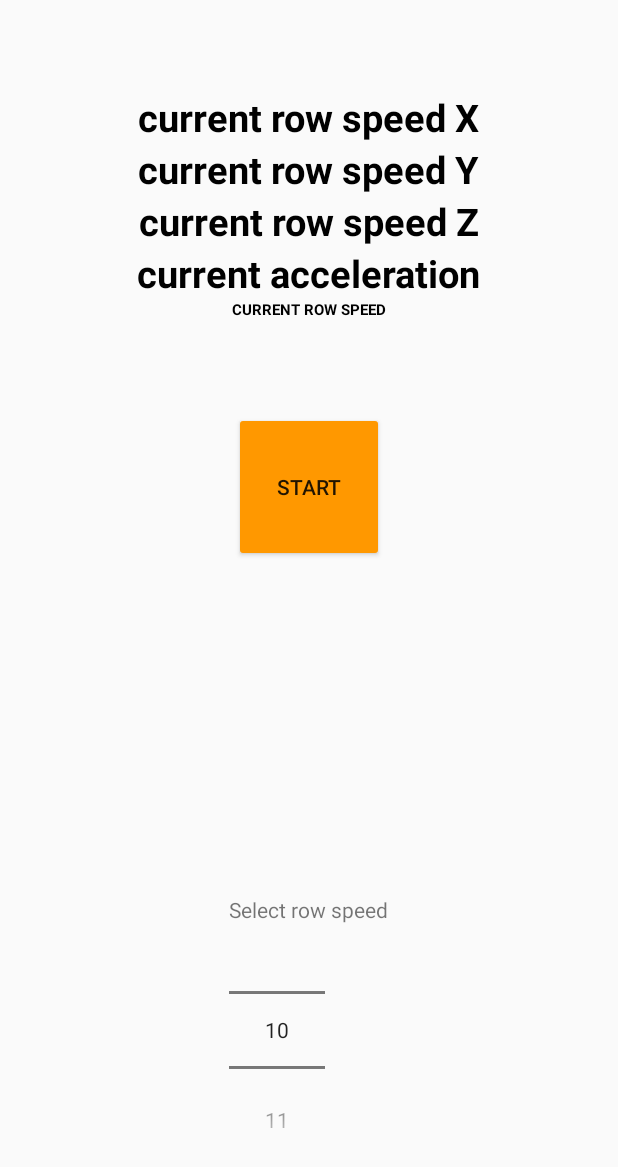
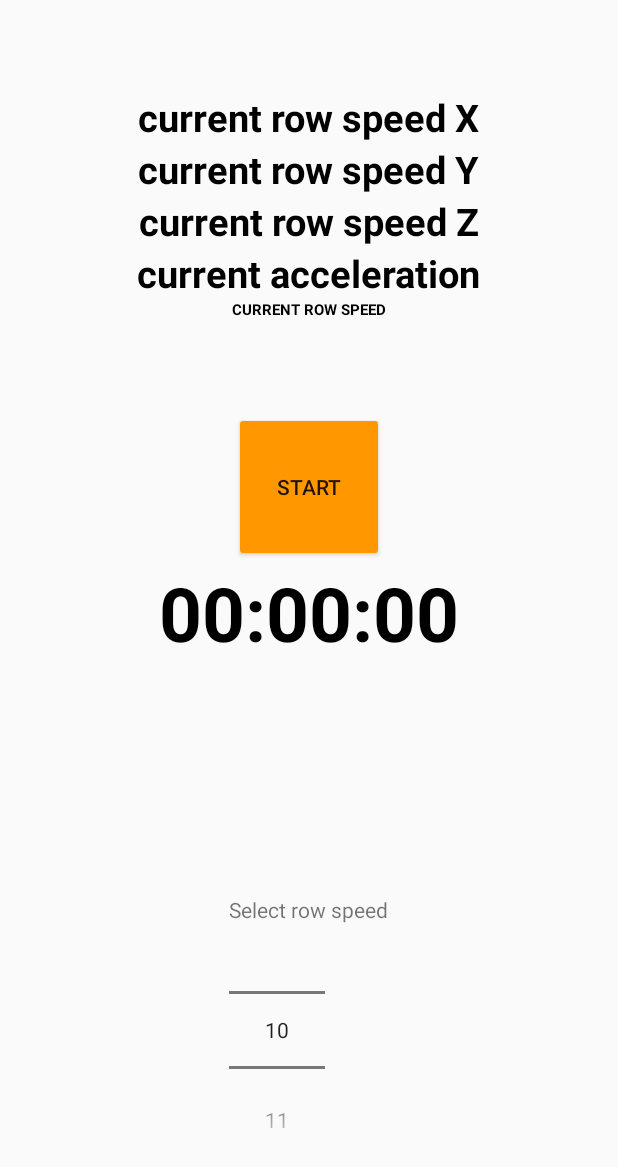
Before and after one commit to dfernandezl/TecnoRem, an Android app: the screen it shows after launch (MainActivity), on a phone screen of 412 x 824 dp. Shown: the top 1167 px of the screen. Run offline under Robolectric (Android 15) with nearby library versions, the phone set to English and light mode, and no system bars.

Commit message:
stopwatch implemented

```diff
--- a/app/src/main/java/cat/tecnocampus/tecnorem/MainActivity.java
+++ b/app/src/main/java/cat/tecnocampus/tecnorem/MainActivity.java
@@ -7,7 +7,10 @@ import android.hardware.SensorEvent;
 import android.hardware.SensorEventListener;
 import android.hardware.SensorManager;
 import android.os.Bundle;
+import android.os.Handler;
+import android.os.SystemClock;
 import android.os.Vibrator;
+import android.view.View;
 import android.widget.Button;
 import android.widget.NumberPicker;
 import android.widget.TextView;
@@ -32,6 +35,13 @@ public class MainActivity extends Activity implements SensorEventListener {
 
     private static final String TAG = "MyActivity";
 
+    private TextView timer;
+    private Button btStartPause;
+    private long millisecondTime, startTime, timeBuff, updateTime = 0L;
+    private Handler handler;
+    private int seconds, minutes, milliseconds;
+    private boolean timeRunning = false;
+
     @Override
     protected void onCreate(Bundle savedInstanceState) {
         super.onCreate(savedInstanceState);
@@ -44,6 +54,29 @@ public class MainActivity extends Activity implements SensorEventListener {
         npRowSpeed.setMaxValue(60);
         npRowSpeed.setWrapSelectorWheel(false);
         npRowSpeed.setOnValueChangedListener(onValueChangeListener);
+
+        timer = (TextView)findViewById(R.id.txtTimer);
+        btStartPause = (Button)findViewById(R.id.btStartPause);
+
+        handler = new Handler();
+
+        btStartPause.setOnClickListener(new View.OnClickListener() {
+            @Override
+            public void onClick(View view) {
+                if(timeRunning){ //stop timer
+                    timeBuff += millisecondTime;
+                    handler.removeCallbacks(runnable);
+                    timeRunning = false;
+                    btStartPause.setText("START");
+                }
+                else{ //continue timer
+                    startTime = SystemClock.uptimeMillis();
+                    handler.postDelayed(runnable,0);
+                    timeRunning = true;
+                    btStartPause.setText("STOP");
+                }
+            }
+        });
 
         sensorManager = (SensorManager) getSystemService(Context.SENSOR_SERVICE);
         if(sensorManager.getDefaultSensor(Sensor.TYPE_ACCELEROMETER) != null){
@@ -153,4 +186,22 @@ public class MainActivity extends Activity implements SensorEventListener {
         currentZ.setText(Float.toString(deltaZ));
         currentAcce.setText(Float.toString(deltaAcce));
     }
+
+    public Runnable runnable = new Runnable() {
+        @Override
+        public void run() {
+            millisecondTime = SystemClock.uptimeMillis() - startTime;
+            updateTime = timeBuff + millisecondTime;
+
+            seconds = (int) (updateTime / 1000);
+            minutes = seconds / 60;
+            seconds = seconds % 60;
+            milliseconds = (int) (updateTime % 1000);
+
+            timer.setText("" +minutes+ ":" +String.format("%02d", seconds) +":" +String.format("%03d", milliseconds));
+
+            handler.postDelayed(this,0);
+        }
+    };
+
 }
--- a/app/src/main/res/layout/activity_main.xml
+++ b/app/src/main/res/layout/activity_main.xml
@@ -67,12 +67,23 @@
         android:orientation="vertical">
 
         <Button
-            android:id="@+id/btStart"
+            android:id="@+id/btStartPause"
             android:layout_width="100dp"
             android:layout_height="100dp"
             android:layout_gravity="center"
             android:backgroundTint="#FF9800"
             android:text="START" />
+
+        <TextView
+            android:layout_width="wrap_content"
+            android:layout_height="wrap_content"
+            android:layout_gravity="center"
+            android:id="@+id/txtTimer"
+            android:text="00:00:00"
+            android:textColor="@android:color/black"
+            android:textSize="50dp"
+            android:textStyle="bold"/>
+
 
     </LinearLayout>
 
```
